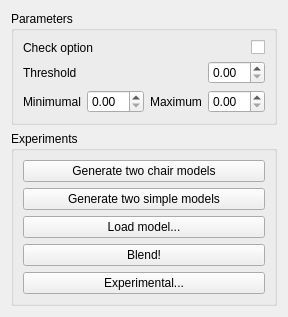
Old version of the form topo-blend/topo_blend_widget.ui in the repository ialhashim/topo-blend.
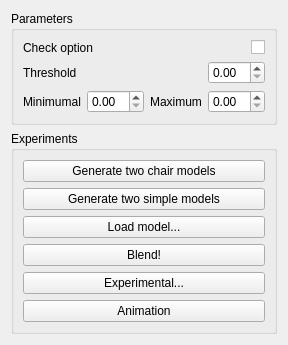
New version of the form.

Commit message: Hole filling, and simple rendering of animations.

```diff
--- a/topo-blend/topo_blend_widget.ui
+++ b/topo-blend/topo_blend_widget.ui
@@ -7,7 +7,7 @@
     <x>0</x>
     <y>0</y>
     <width>246</width>
-    <height>300</height>
+    <height>329</height>
    </rect>
   </property>
   <property name="windowTitle">
@@ -114,6 +114,13 @@
         </property>
        </widget>
       </item>
+      <item row="5" column="0">
+       <widget class="QPushButton" name="button6">
+        <property name="text">
+         <string>Animation</string>
+        </property>
+       </widget>
+      </item>
      </layout>
     </widget>
    </item>
```
Left out of the diff: 28 changed lines with no effect on the pictures. The commit also changes 14 other files.
